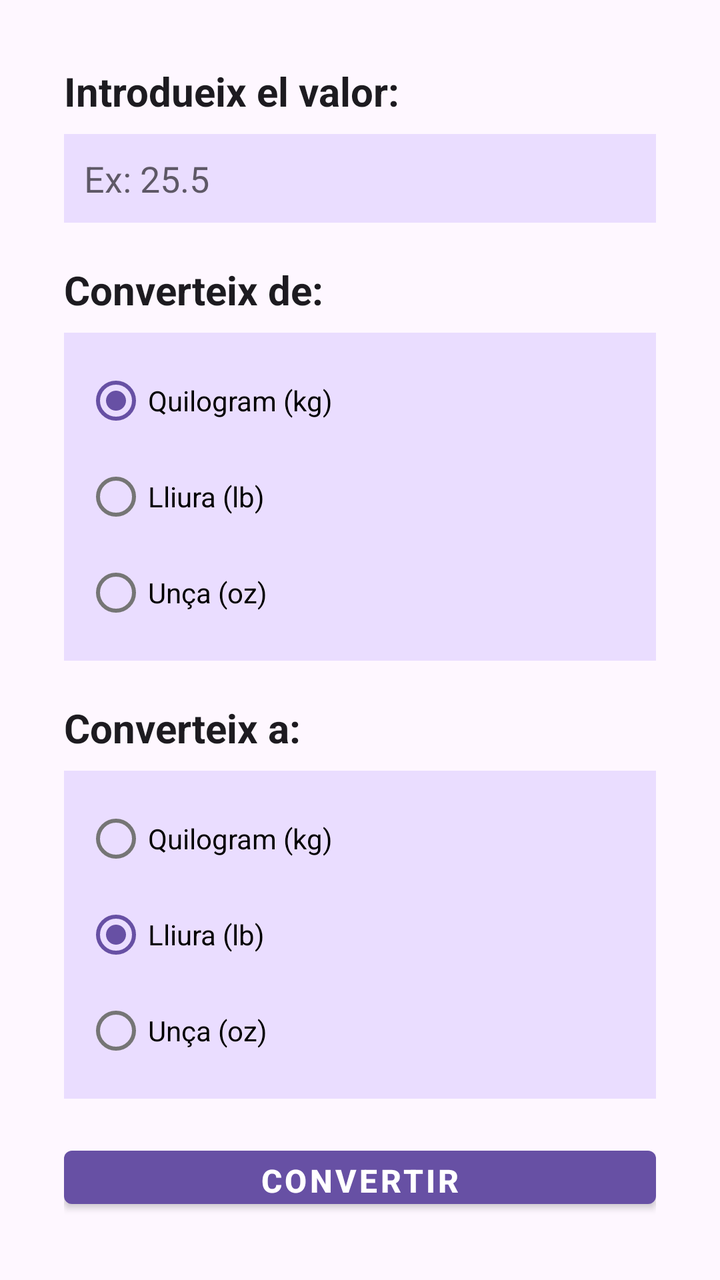
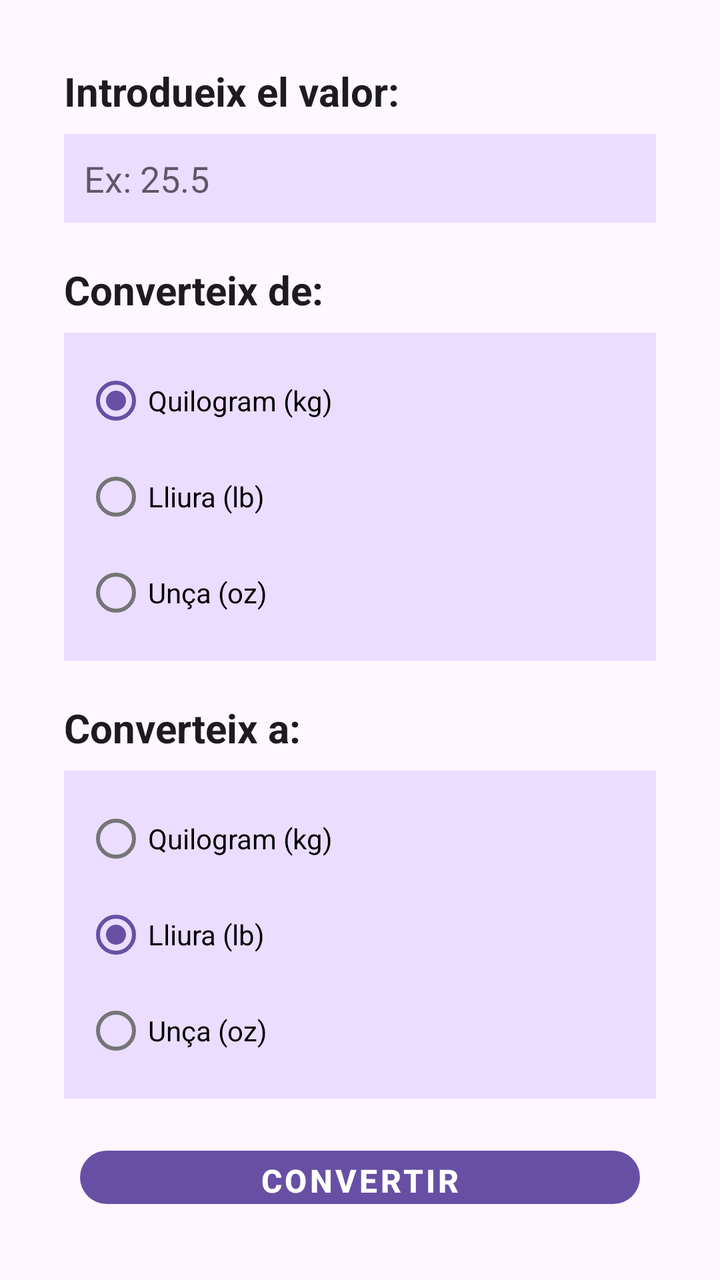

Before-and-after screenshots of an Android layout around one commit, followed by the original layout XML and the change that was made.
<!-- AndroidManifest.xml: application theme Theme.Conversor -->
<!-- res/layout/activity_massa.xml -->
<?xml version="1.0" encoding="utf-8"?>
<LinearLayout xmlns:android="http://schemas.android.com/apk/res/android"
    android:layout_width="match_parent"
    android:layout_height="match_parent"
    android:orientation="vertical"
    android:gravity="center_horizontal"
    android:padding="32dp">

    <TextView
        android:layout_width="match_parent"
        android:layout_height="wrap_content"
        android:text="@string/label_valor"
        android:textSize="20sp"
        android:textStyle="bold"
        android:textColor="@color/text_primary"
        android:layout_marginBottom="8dp"/>

    <EditText
        android:id="@+id/editValor"
        android:layout_width="match_parent"
        android:layout_height="wrap_content"
        android:background="@color/primary_container"
        android:layout_marginBottom="20dp"
        android:padding="10dp"
        android:hint="@string/hint_valor"
        android:inputType="numberDecimal|numberSigned"/>

    <TextView
        android:layout_width="match_parent"
        android:layout_height="wrap_content"
        android:text="@string/label_de"
        android:textSize="20sp"
        android:textStyle="bold"
        android:textColor="@color/text_primary"
        android:layout_marginBottom="8dp"/>

    <RadioGroup
        android:id="@+id/radioGroupDe"
        android:layout_width="match_parent"
        android:layout_height="wrap_content"
        android:background="@color/primary_container"
        android:orientation="vertical"
        android:layout_marginBottom="20dp"
        android:padding="10dp">

        <RadioButton
            android:id="@+id/radioQuilogram"
            android:layout_width="wrap_content"
            android:layout_height="wrap_content"
            android:text="@string/quilogram"
            android:checked="true"/>

        <RadioButton
            android:id="@+id/radioLliura"
            android:layout_width="wrap_content"
            android:layout_height="wrap_content"
            android:text="@string/lliura"/>

        <RadioButton
            android:id="@+id/radioUnca"
            android:layout_width="wrap_content"
            android:layout_height="wrap_content"
            android:text="@string/unca"/>

    </RadioGroup>

    <TextView
        android:layout_width="match_parent"
        android:layout_height="wrap_content"
        android:text="@string/label_a"
        android:textSize="20sp"
        android:textStyle="bold"
        android:textColor="@color/text_primary"
        android:layout_marginBottom="8dp"/>

    <RadioGroup
        android:id="@+id/radioGroupA"
        android:layout_width="match_parent"
        android:layout_height="wrap_content"
        android:background="@color/primary_container"
        android:orientation="vertical"
        android:layout_marginBottom="20dp"
        android:padding="10dp">

        <RadioButton
            android:id="@+id/radioQuilogramA"
            android:layout_width="wrap_content"
            android:layout_height="wrap_content"
            android:text="@string/quilogram"/>

        <RadioButton
            android:id="@+id/radioLliuraA"
            android:layout_width="wrap_content"
            android:layout_height="wrap_content"
            android:text="@string/lliura"
            android:checked="true"/>

        <RadioButton
            android:id="@+id/radioUncaA"
            android:layout_width="wrap_content"
            android:layout_height="wrap_content"
            android:text="@string/unca"/>

    </RadioGroup>

    <Button
        android:id="@+id/botoConvertir"
        android:layout_width="match_parent"
        android:layout_height="wrap_content"
        android:text="@string/boto_convertir"
        android:theme="@style/BotoConversor.Boto.Primary"/>

    <TextView
        android:id="@+id/textResultat"
        android:layout_width="match_parent"
        android:layout_height="wrap_content"
        android:text="@string/resultat_inicial"
        android:textSize="20sp"
        android:textStyle="bold"
        android:textColor="@color/text_primary"
        android:layout_marginBottom="8dp"
        android:theme="@style/TextResultat"/>

</LinearLayout>
<!-- resources referenced by this layout -->
<resources>
  <color name="primary_container">#FFEADDFF</color>
  <color name="text_primary">#FF1D1B20</color>
  <string name="boto_convertir">Convertir</string>
  <string name="hint_valor">Ex: 25.5</string>
  <string name="label_a">Converteix a:</string>
  <string name="label_de">Converteix de:</string>
  <string name="label_valor">Introdueix el valor:</string>
  <string name="lliura">Lliura (lb)</string>
  <string name="quilogram">Quilogram (kg)</string>
  <string name="resultat_inicial">—</string>
  <string name="unca">Unça (oz)</string>
  <style name="BotoConversor.Boto.Primary" parent="BotoConversor.Boto">
          <item name="backgroundTint">@color/primary</item>
          <item name="android:textColor">@color/on_primary</item>
      </style>
  <style name="TextResultat" parent="TextAppearance.MaterialComponents.Headline4">
          <item name="android:layout_width">wrap_content</item>
          <item name="android:layout_height">wrap_content</item>
          <item name="android:fontFamily">monospace</item>
          <item name="android:textSize">28sp</item>
          <item name="android:textStyle">bold</item>
          <item name="android:textColor">@color/resultat_text</item>
          <item name="android:background">@color/resultat_background</item>
          <item name="android:padding">16dp</item>
          <item name="android:gravity">center</item>
          <item name="android:layout_gravity">center_horizontal</item>
      </style>
  <style name="Theme.Conversor" parent="Theme.MaterialComponents.DayNight.NoActionBar">
          <item name="colorPrimary">@color/primary</item>
          <item name="colorPrimaryVariant">@color/primary_dark</item>
          <item name="colorOnPrimary">@color/on_primary</item>
          <item name="colorSecondary">@color/primary</item>
          <item name="colorSecondaryVariant">@color/primary_dark</item>
          <item name="colorOnSecondary">@color/on_primary</item>
          <item name="android:statusBarColor">@color/primary_dark</item>
          <item name="android:navigationBarColor">@color/primary_dark</item>
          <item name="android:windowBackground">@color/background</item>
      </style>
  <style name="BotoConversor.Boto" parent="Widget.MaterialComponents.Button">
          <item name="android:layout_width">match_parent</item>
          <item name="android:layout_height">64dp</item>
          <item name="android:textSize">16sp</item>
          <item name="android:textStyle">bold</item>
          <item name="cornerRadius">16dp</item>
          <item name="android:layout_marginStart">8dp</item>
          <item name="android:layout_marginEnd">8dp</item>
          <item name="android:stateListAnimator">@null</item>
      </style>
  <color name="primary">#FF6750A4</color>
  <color name="on_primary">#FFFFFFFF</color>
  <color name="resultat_text">#FF21005D</color>
  <color name="resultat_background">#FFEADDFF</color>
  <color name="primary_dark">#FF4F378B</color>
  <color name="background">#FFFEF7FF</color>
</resources>

<!-- the commit's change to res/layout/activity_massa.xml (unified diff, before → after) -->
@@ -108,7 +108,7 @@
         android:layout_width="match_parent"
         android:layout_height="wrap_content"
         android:text="@string/boto_convertir"
-        android:theme="@style/BotoConversor.Boto.Primary"/>
+        style="@style/BotoConversor.Boto.Primary"/>
 
     <TextView
         android:id="@+id/textResultat"
@@ -119,6 +119,6 @@
         android:textStyle="bold"
         android:textColor="@color/text_primary"
         android:layout_marginBottom="8dp"
-        android:theme="@style/TextResultat"/>
+        style="@style/TextResultat"/>
 
 </LinearLayout>
